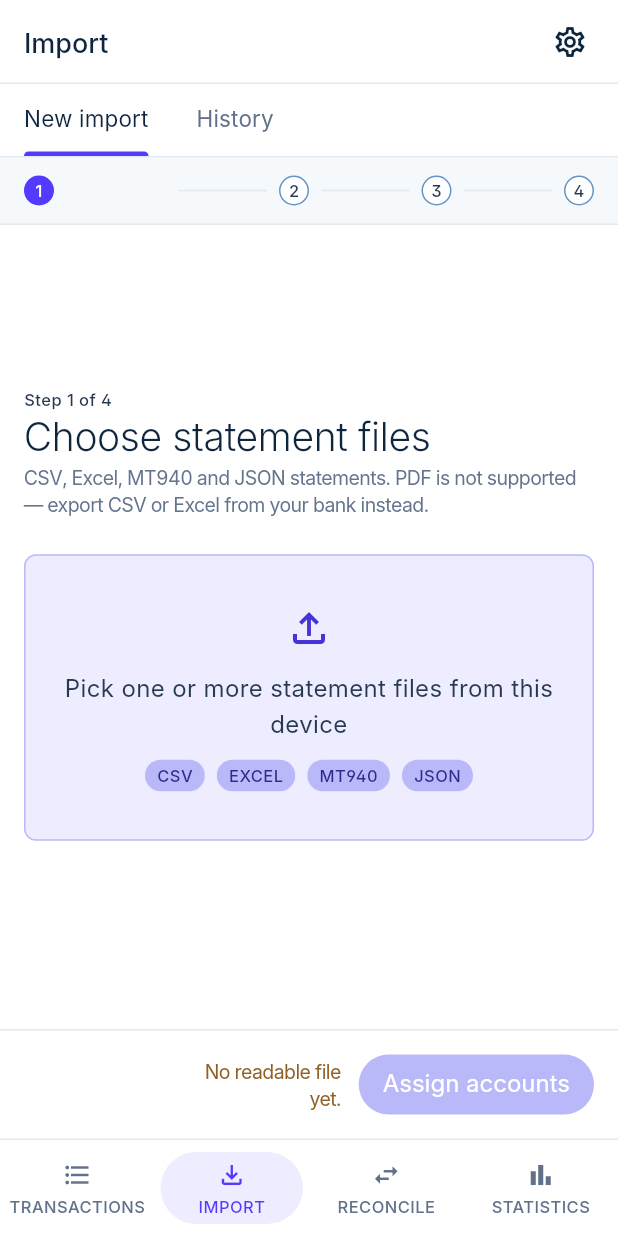
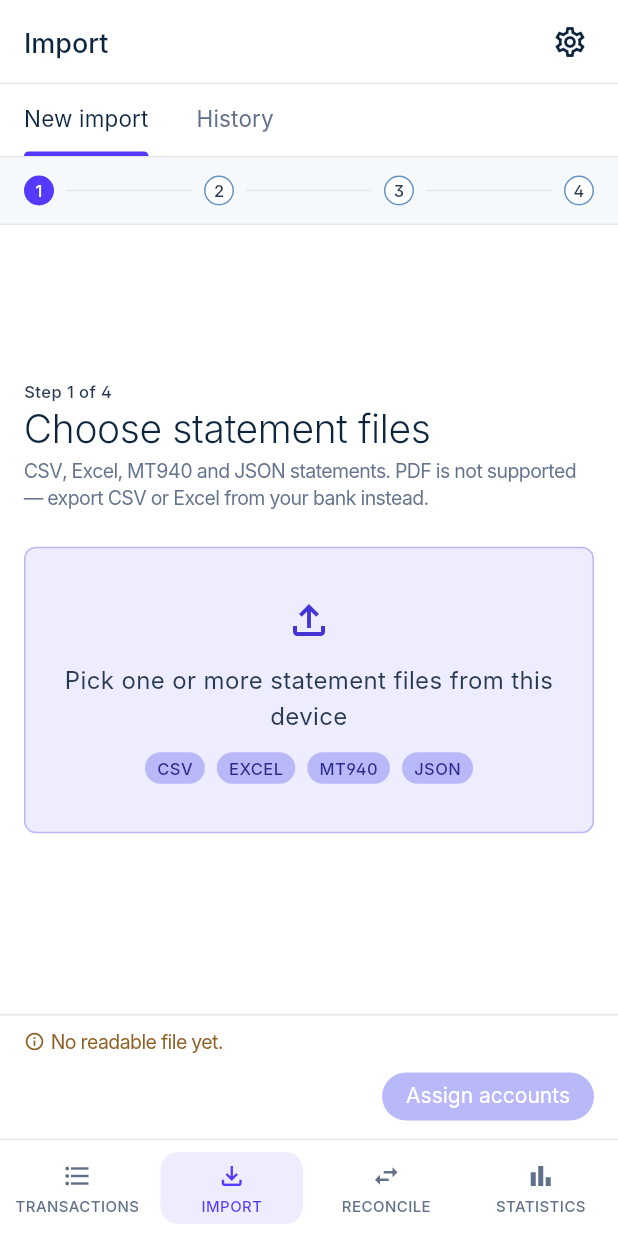
Before and after one commit to VuThanh2/LedgerTracer, a Flutter app: the screen it shows after launch, item 2 of the bottom bar chosen, on a phone screen of 412 x 824 dp. Run offline on Flutter 3.47's test engine with Material 3 defaults, Android fonts, the phone set to English and light mode, and no system bars; our stand-ins replace bloc, file_picker, flutter_bloc, local_auth, sqflite, sqflite_common and 2 more; missing offline and left inert: cryptography; accounts and stored records are empty; Roboto replaces fonts that are missing (Inter).

Commit message:
update some UI (Mobile)

```diff
--- a/lib/presentation/import/import_page.dart
+++ b/lib/presentation/import/import_page.dart
@@ -267,20 +267,48 @@ class _StepperFooter extends StatelessWidget {
     final colors = context.ledger;
     final bloc = context.read<ImportBloc>();
     final blockedReason = _blockedReasonOf(state);
+    final compact = WindowSizeClass.of(MediaQuery.sizeOf(context).width)
+        .usesBottomNavigation;
 
-    return Container(
-      padding: const EdgeInsets.symmetric(
-        horizontal: Gap.screen,
-        vertical: Gap.md,
+    // Bản mobile: nút gọn hơn (chữ 14, cao 40) để không chiếm nửa bề ngang.
+    final ButtonStyle? buttonStyle = compact
+        ? const ButtonStyle(
+            textStyle: WidgetStatePropertyAll<TextStyle>(LedgerText.buttonSm),
+            padding: WidgetStatePropertyAll<EdgeInsetsGeometry>(
+              EdgeInsets.symmetric(horizontal: Gap.lg, vertical: Gap.sm),
             ),
-      decoration: BoxDecoration(
-        color: colors.canvas,
-        border: Border(top: BorderSide(color: colors.hairline)),
+            minimumSize: WidgetStatePropertyAll<Size>(Size(0, 40)),
+            visualDensity: VisualDensity.compact,
+          )
+        : null;
+
+    final primary = switch (state.step) {
+      ImportStep.pickFiles => FilledButton(
+        style: buttonStyle,
+        onPressed: state.canAssignAccounts
+            ? () => bloc.add(const ImportStepAdvanced())
+            : null,
+        child: const Text('Assign accounts'),
       ),
-      child: Row(
-        children: <Widget>[
+      ImportStep.assignAccounts => FilledButton(
+        style: buttonStyle,
+        onPressed: state.canRun
+            ? () => bloc.add(const ImportRunRequested())
+            : null,
+        child: const Text('Start import'),
+      ),
+      ImportStep.running => const SizedBox.shrink(),
+      ImportStep.summary => FilledButton(
+        style: buttonStyle,
+        onPressed: () => bloc.add(const ImportReset()),
+        child: const Text('Import more files'),
+      ),
+    };
+
+    final leading = <Widget>[
       if (state.step.canGoBack)
         OutlinedButton(
+          style: buttonStyle,
           onPressed: () => bloc.add(const ImportStepReverted()),
           child: const Text('Back'),
         ),
@@ -291,6 +319,60 @@ class _StepperFooter extends StatelessWidget {
               ? null
               : () => bloc.add(const ImportRunCancelled()),
         ),
+    ];
+
+    final decoration = BoxDecoration(
+      color: colors.canvas,
+      border: Border(top: BorderSide(color: colors.hairline)),
+    );
+
+    // Bản mobile: lý do khoá nằm thành một dòng riêng phía trên hàng nút, căn
+    // trái như mọi chữ khác trên màn, thay vì bị ép vào nửa phải cạnh nút.
+    if (compact) {
+      return Container(
+        padding: const EdgeInsets.fromLTRB(
+          Gap.screen,
+          Gap.sm,
+          Gap.screen,
+          Gap.sm,
+        ),
+        decoration: decoration,
+        child: Column(
+          mainAxisSize: MainAxisSize.min,
+          crossAxisAlignment: CrossAxisAlignment.stretch,
+          children: <Widget>[
+            if (blockedReason != null) ...<Widget>[
+              Row(
+                children: <Widget>[
+                  Icon(Icons.info_outline, size: 14, color: colors.lemonInk),
+                  const SizedBox(width: Gap.xs),
+                  Expanded(
+                    child: Text(
+                      blockedReason,
+                      style: LedgerText.caption.copyWith(
+                        color: colors.lemonInk,
+                      ),
+                    ),
+                  ),
+                ],
+              ),
+              const SizedBox(height: Gap.sm),
+            ],
+            Row(children: <Widget>[...leading, const Spacer(), primary]),
+          ],
+        ),
+      );
+    }
+
+    return Container(
+      padding: const EdgeInsets.symmetric(
+        horizontal: Gap.screen,
+        vertical: Gap.md,
+      ),
+      decoration: decoration,
+      child: Row(
+        children: <Widget>[
+          ...leading,
           const Spacer(),
           if (blockedReason != null)
             Flexible(
@@ -303,25 +385,7 @@ class _StepperFooter extends StatelessWidget {
                 ),
               ),
             ),
-          switch (state.step) {
-            ImportStep.pickFiles => FilledButton(
-              onPressed: state.canAssignAccounts
-                  ? () => bloc.add(const ImportStepAdvanced())
-                  : null,
-              child: const Text('Assign accounts'),
-            ),
-            ImportStep.assignAccounts => FilledButton(
-              onPressed: state.canRun
-                  ? () => bloc.add(const ImportRunRequested())
-                  : null,
-              child: const Text('Start import'),
-            ),
-            ImportStep.running => const SizedBox.shrink(),
-            ImportStep.summary => FilledButton(
-              onPressed: () => bloc.add(const ImportReset()),
-              child: const Text('Import more files'),
-            ),
-          },
+          primary,
         ],
       ),
     );
--- a/lib/presentation/import/widgets/import_stepper.dart
+++ b/lib/presentation/import/widgets/import_stepper.dart
@@ -60,47 +60,75 @@ class ImportStepper extends StatelessWidget {
         color: colors.canvasSoft,
         border: Border(bottom: BorderSide(color: colors.hairline)),
       ),
-      child: Row(
+      child: showLabels
+          ? _labeledRow(colors, steps, currentIndex)
+          : _dotsRow(colors, steps, currentIndex),
+    );
+  }
+
+  /// Chỉ có chấm: chấm và đoạn nối xen kẽ trong một hàng phẳng, nên bốn chấm
+  /// cách đều nhau — chấm 1 ở mép trái, chấm 4 ở mép phải.
+  Widget _dotsRow(LedgerColors colors, List<ImportStep> steps, int current) =>
+      Row(
         children: <Widget>[
-          for (var i = 0; i < steps.length; i++)
+          for (var i = 0; i < steps.length; i++) ...<Widget>[
+            if (i > 0) Expanded(child: _connector(colors, i <= current)),
+            _StepDot(number: i + 1, done: i < current, current: i == current),
+          ],
+        ],
+      );
+
+  static Widget _connector(LedgerColors colors, bool reached) => Container(
+    height: 1,
+    margin: const EdgeInsets.symmetric(horizontal: Gap.sm),
+    color: reached ? colors.primary : colors.hairline,
+  );
+
+  /// Có nhãn: mỗi bước là "chấm · nhãn · đoạn nối **phía sau**". Ba bước đầu
+  /// chia đều bề rộng còn bước cuối chỉ chiếm đúng cỡ của nó, nên mọi chấm cách
+  /// nhau đúng một ô — không còn cảnh bước 1 đứng lẻ loi vì đoạn nối nằm trước
+  /// chấm ở ba bước sau.
+  Widget _labeledRow(
+    LedgerColors colors,
+    List<ImportStep> steps,
+    int currentIndex,
+  ) {
+    Widget label(int i) => Text(
+      labelOf(steps[i]),
+      maxLines: 1,
+      overflow: TextOverflow.ellipsis,
+      style: LedgerText.bodySm.copyWith(
+        color: i == currentIndex ? colors.ink : colors.inkSecondary,
+      ),
+    );
+
+    final last = steps.length - 1;
+    return Row(
+      children: <Widget>[
+        for (var i = 0; i < last; i++)
           Expanded(
             child: Row(
               children: <Widget>[
-                  if (i > 0)
-                    Expanded(
-                      child: Container(
-                        height: 1,
-                        margin: const EdgeInsets.symmetric(horizontal: Gap.sm),
-                        color: i <= currentIndex
-                            ? colors.primary
-                            : colors.hairline,
-                      ),
-                    ),
                 _StepDot(
                   number: i + 1,
                   done: i < currentIndex,
                   current: i == currentIndex,
                 ),
-                  if (showLabels) ...<Widget>[
                 const SizedBox(width: Gap.sm),
-                    Flexible(
-                      child: Text(
-                        labelOf(steps[i]),
-                        maxLines: 1,
-                        overflow: TextOverflow.ellipsis,
-                        style: LedgerText.bodySm.copyWith(
-                          color: i == currentIndex
-                              ? colors.ink
-                              : colors.inkSecondary,
-                        ),
-                      ),
-                    ),
-                  ],
+                // Nhãn được ưu tiên chỗ hơn đoạn nối để cửa sổ cỡ vừa ít bị cắt chữ.
+                Flexible(flex: 3, child: label(i)),
+                Expanded(child: _connector(colors, i + 1 <= currentIndex)),
               ],
             ),
           ),
+        _StepDot(
+          number: last + 1,
+          done: last < currentIndex,
+          current: last == currentIndex,
+        ),
+        const SizedBox(width: Gap.sm),
+        label(last),
       ],
-      ),
     );
   }
 }
--- a/lib/presentation/shell/app_shell.dart
+++ b/lib/presentation/shell/app_shell.dart
@@ -28,6 +28,7 @@ import 'bloc/app_shell_state.dart';
 import 'view_models/navigation_intent.dart';
 import 'widgets/nav_bar.dart';
 import 'widgets/nav_rail.dart';
+import 'widgets/tab_transition.dart';
 
 /// Khung điều hướng bao ngoài bốn màn hình hằng ngày.
 ///
@@ -147,8 +148,11 @@ class _AppShellState extends State<AppShell> {
                 ),
               ),
             Expanded(
-              child: IndexedStack(
+              child: TabTransition(
                 index: state.destination.index,
+                // Chỉ bản mobile: đổi tab ở đó là thay cả màn hình, nên cần
+                // chút chuyển cảnh để mắt theo kịp.
+                enabled: compact,
                 children: <Widget>[
                   for (final destination in NavDestination.values)
                     _started.contains(destination)
--- a/lib/presentation/shell/widgets/nav_bar.dart
+++ b/lib/presentation/shell/widgets/nav_bar.dart
@@ -72,14 +72,20 @@ class _BarTile extends StatelessWidget {
       button: true,
       child: InkWell(
         onTap: onTap,
-        borderRadius: Corner.pill,
-        child: Container(
+        // Bo vừa phải thay vì pill: ô rộng cả phần tư màn hình mà bo tròn hết
+        // thì thành một viên thuốc to, trông nặng hơn nội dung bên trong.
+        borderRadius: Corner.radiusLg,
+        child: AnimatedContainer(
+          duration: const Duration(milliseconds: 200),
+          curve: Curves.easeOut,
           // Vùng chạm tối thiểu 48px của breakpoint Compact.
           constraints: const BoxConstraints(minHeight: 48),
           margin: const EdgeInsets.symmetric(horizontal: Gap.xs),
           decoration: BoxDecoration(
-            color: selected ? colors.primaryWash : Colors.transparent,
-            borderRadius: Corner.pill,
+            color: selected
+                ? colors.primaryWash
+                : colors.primaryWash.withValues(alpha: 0),
+            borderRadius: Corner.radiusLg,
           ),
           child: Column(
             // `bottomNavigationBar` được Scaffold đo bằng ràng buộc **lỏng**,
@@ -94,7 +100,11 @@ class _BarTile extends StatelessWidget {
                 label.toUpperCase(),
                 maxLines: 1,
                 overflow: TextOverflow.ellipsis,
-                style: LedgerText.microCap.copyWith(color: foreground),
+                style: LedgerText.microCap.copyWith(
+                  // Nhỏ hơn microCap 1px để nhãn không lấn icon.
+                  fontSize: 10,
+                  color: foreground,
+                ),
               ),
             ],
           ),
--- /dev/null
+++ b/lib/presentation/shell/widgets/tab_transition.dart
@@ -0,0 +1,80 @@
+import 'package:flutter/material.dart';
+
+/// [IndexedStack] có chuyển cảnh: khi đổi tab, trang mới mờ dần vào và trượt
+/// nhẹ theo hướng của tab được chọn (tab bên phải thì trượt từ phải sang).
+///
+/// Vẫn là [IndexedStack] bên dưới — mọi trang giữ nguyên state khi rời đi, nên
+/// lượt nhập đang chạy hay vị trí cuộn không bị dựng lại. Chỉ trang đang hiện
+/// được vẽ, nên animate cả stack cũng chỉ là animate trang mới.
+class TabTransition extends StatefulWidget {
+  const TabTransition({
+    required this.index,
+    required this.children,
+    this.enabled = true,
+    super.key,
+  });
+
+  final int index;
+  final List<Widget> children;
+
+  /// Tắt thì đổi tab tức thì như [IndexedStack] thường.
+  final bool enabled;
+
+  @override
+  State<TabTransition> createState() => _TabTransitionState();
+}
+
+class _TabTransitionState extends State<TabTransition>
+    with SingleTickerProviderStateMixin {
+  /// Đủ để mắt thấy hướng chuyển, đủ ngắn để không cản thao tác.
+  static const Duration _duration = Duration(milliseconds: 320);
+
+  /// Quãng trượt tính theo bề rộng trang — chỉ gợi hướng, không phải lật trang.
+  static const double _slideFraction = 0.06;
+
+  late final AnimationController _controller = AnimationController(
+    vsync: this,
+    duration: _duration,
+    value: 1,
+  );
+  late final Animation<double> _curve = CurvedAnimation(
+    parent: _controller,
+    curve: Curves.easeOutCubic,
+  );
+  double _direction = 1;
+
+  @override
+  void didUpdateWidget(TabTransition oldWidget) {
+    super.didUpdateWidget(oldWidget);
+    if (!widget.enabled || widget.index == oldWidget.index) return;
+    _direction = widget.index > oldWidget.index ? 1 : -1;
+    _controller.forward(from: 0);
+  }
+
+  @override
+  void dispose() {
+    _controller.dispose();
+    super.dispose();
+  }
+
+  @override
+  Widget build(BuildContext context) {
+    final stack = IndexedStack(index: widget.index, children: widget.children);
+    if (!widget.enabled) return stack;
+
+    return FadeTransition(
+      opacity: _curve,
+      child: AnimatedBuilder(
+        animation: _curve,
+        builder: (context, child) => FractionalTranslation(
+          translation: Offset(
+            (1 - _curve.value) * _slideFraction * _direction,
+            0,
+          ),
+          child: child,
+        ),
+        child: stack,
+      ),
+    );
+  }
+}
```
Also changed, not shown: 1 other file. Lines whose indentation alone changed are shown as unchanged.
